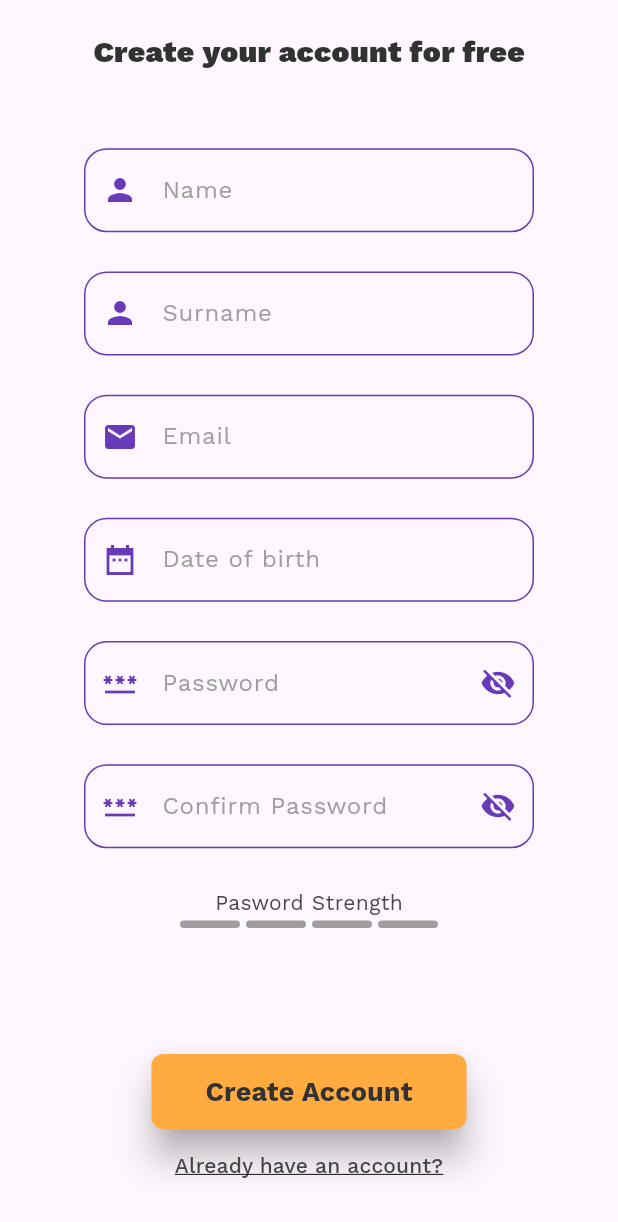
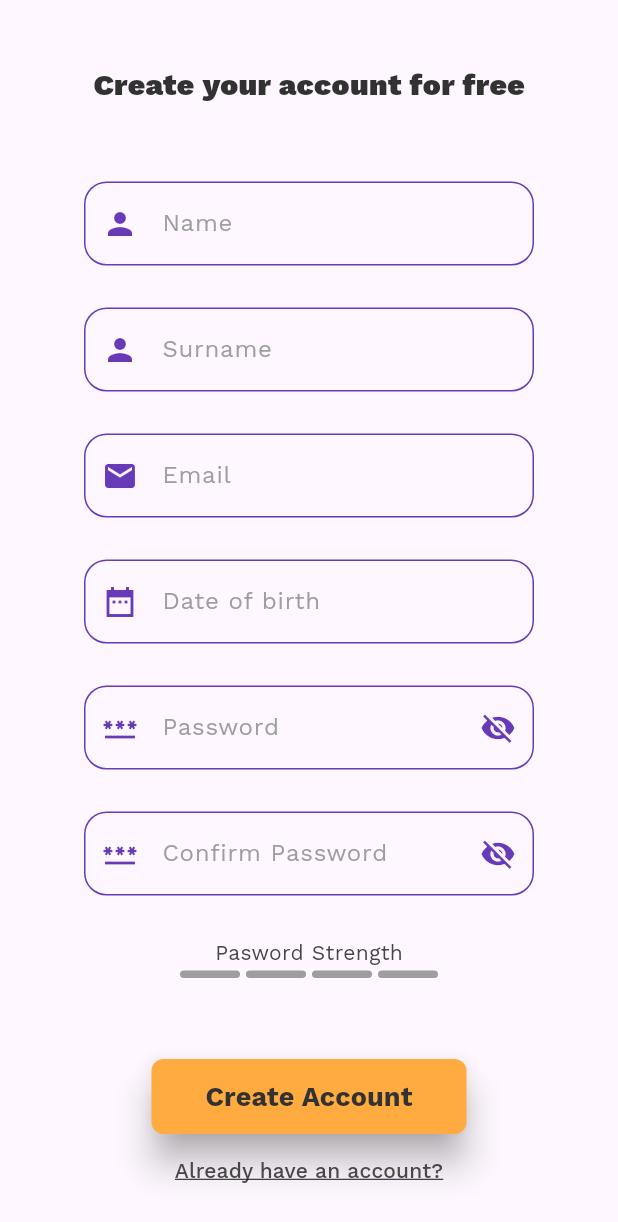
Before and after one commit to SadraMoghadam/TripTales, a Flutter app: the screen it shows after launch, after a tap on "Login", after a tap on "Create Account", on a phone screen of 412 x 824 dp. Shown: the top 1222 px of the screen. Run offline on Flutter 3.47's test engine with Material 3 defaults, Android fonts, the phone set to English and light mode, and no system bars; our stand-ins replace firebase_core, image_cropper, image_picker, lottie, video_player; missing offline and left inert: matrix_gesture_detector; accounts and stored records are empty.

Commit message:
Login and register and home page bugs are fixed. (scrollable)

```diff
--- a/lib/src/pages/Login.dart
+++ b/lib/src/pages/Login.dart
@@ -81,8 +81,8 @@ class _LoginPageState extends State<LoginPage> {
     DeviceInfo device = DeviceInfo();
     device.computeDeviceInfo(context);
     return Scaffold(
-      resizeToAvoidBottomInset: false,
-      body: SafeArea(
+      resizeToAvoidBottomInset: true,
+      body: SingleChildScrollView(
         child: Container(
             height: device.height - 20,
             width: device.width - 20,
@@ -134,7 +134,9 @@ class _LoginPageState extends State<LoginPage> {
         const Text(
           'Welcome Back',
           style: TextStyle(
-              color: AppColors.text1, fontSize: 25, fontWeight: FontWeight.w900),
+              color: AppColors.text1,
+              fontSize: 25,
+              fontWeight: FontWeight.w900),
         ),
       ],
     );
@@ -195,7 +197,8 @@ class _LoginPageState extends State<LoginPage> {
                   onPressed: () {},
                   child: const Text('Forgot Password',
                       style: TextStyle(
-                          color: AppColors.text2, decoration: TextDecoration.underline)),
+                          color: AppColors.text2,
+                          decoration: TextDecoration.underline)),
                 )
               ],
             )),
@@ -221,7 +224,8 @@ class _LoginPageState extends State<LoginPage> {
                 Navigator.pushReplacementNamed(context, '/registerPage'),
             child: const Text('Create Account',
                 style: TextStyle(
-                    color: AppColors.text2, decoration: TextDecoration.underline)),
+                    color: AppColors.text2,
+                    decoration: TextDecoration.underline)),
           ),
         ]),
       ],
--- a/lib/src/pages/home.dart
+++ b/lib/src/pages/home.dart
@@ -12,8 +12,7 @@ class HomePage extends StatelessWidget {
     device.computeDeviceInfo(context);
     return Scaffold(
       resizeToAvoidBottomInset: false,
-      body: SafeArea(
-        child: Container(
+      body: Container(
         height: device.height - 20,
         width: device.width - 20,
         alignment: Alignment.center,
@@ -22,10 +21,8 @@ class HomePage extends StatelessWidget {
         child: Column(
           children: <Widget>[
             Flexible(fit: FlexFit.loose, flex: 7, child: buildHome()),
-              Flexible(
-                  fit: FlexFit.tight, flex: 1, child: buildButtons(context)),
+            Flexible(fit: FlexFit.tight, flex: 1, child: buildButtons(context)),
           ],
-          ),
         ),
       ),
     );
--- a/lib/src/pages/register.dart
+++ b/lib/src/pages/register.dart
@@ -82,7 +82,8 @@ class _RegisterPageState extends State<RegisterPage> {
         _selectedDate = picked;
       });
     }
-    _birthDateController.text = DateFormat('yyyy-MM-dd').format(_selectedDate!).toString();
+    _birthDateController.text =
+        DateFormat('yyyy-MM-dd').format(_selectedDate!).toString();
   }
 
   @override
@@ -131,8 +132,8 @@ class _RegisterPageState extends State<RegisterPage> {
     DeviceInfo device = DeviceInfo();
     device.computeDeviceInfo(context);
     return Scaffold(
-      resizeToAvoidBottomInset: false,
-      body: SafeArea(
+      resizeToAvoidBottomInset: true,
+      body: SingleChildScrollView(
         child: Container(
           height: device.height - 20,
           width: device.width - 20,
@@ -144,12 +145,12 @@ class _RegisterPageState extends State<RegisterPage> {
             child: Column(
               mainAxisAlignment: MainAxisAlignment.center,
               children: <Widget>[
-                Flexible(fit: FlexFit.tight, flex: 1, child: buildHeader()),
-                Flexible(fit: FlexFit.tight, flex: 11, child: buildBody()),
+                Flexible(fit: FlexFit.tight, flex: 3, child: buildHeader()),
+                Flexible(fit: FlexFit.tight, flex: 24, child: buildBody()),
                 Spacer(
                   flex: 1,
                 ),
-                Flexible(fit: FlexFit.tight, flex: 2, child: buildFooter())
+                Flexible(fit: FlexFit.tight, flex: 4, child: buildFooter())
               ],
             ),
           ),
@@ -159,10 +160,12 @@ class _RegisterPageState extends State<RegisterPage> {
   }
 
   Widget buildHeader() {
-    return const Text(
+    return const Center(
+      child: Text(
         'Create your account for free',
         style: TextStyle(
             color: AppColors.text1, fontSize: 20, fontWeight: FontWeight.w900),
+      ),
     );
   }
 
@@ -259,7 +262,8 @@ class _RegisterPageState extends State<RegisterPage> {
             textInputAction: TextInputAction.next,
             validator: (value) => _validator.confirmPasswordValidator(
                 value, _passwordController.text),
-            ),),
+          ),
+        ),
         Flexible(
             child: Wrap(
           crossAxisAlignment: WrapCrossAlignment.center,
@@ -304,7 +308,8 @@ class _RegisterPageState extends State<RegisterPage> {
           },
           child: const Text('Already have an account?',
               style: TextStyle(
-                  color: AppColors.text2, decoration: TextDecoration.underline)),
+                  color: AppColors.text2,
+                  decoration: TextDecoration.underline)),
         ),
       ],
     );
```
Lines whose indentation alone changed are shown as unchanged.
